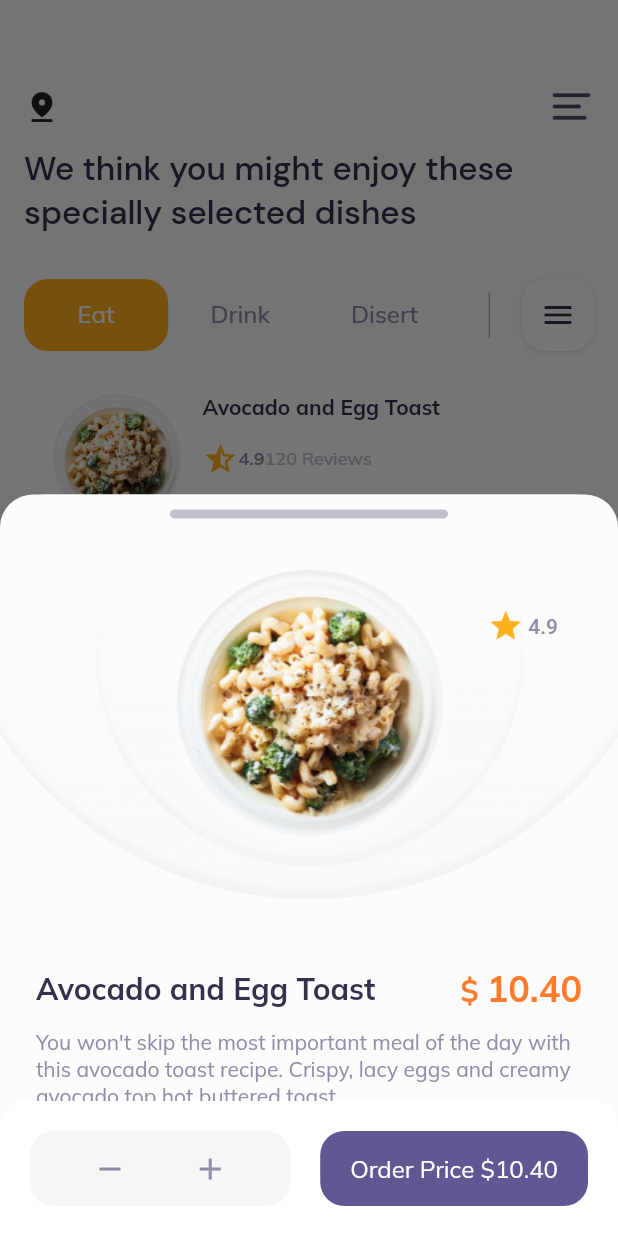
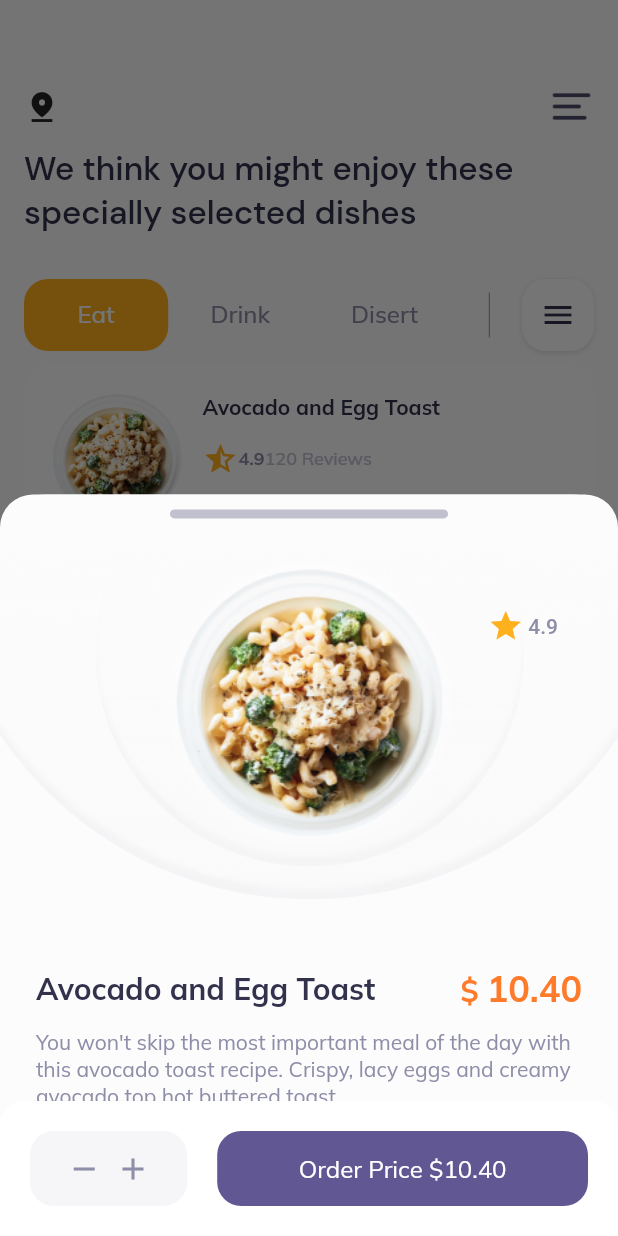
Before and after one commit to mahmudph/eat_easy, a Flutter app: the screen it shows after launch, after a tap on "Sign up later", after a tap on "Avocado and Egg Toast", on a phone screen of 412 x 824 dp. Run offline on Flutter 3.47's test engine with Material 2 defaults, Android fonts, the phone set to English and light mode, and no system bars; our stand-ins replace flash, flutter_secure_storage; accounts and stored records are empty.

```diff
--- a/lib/ui/widgets/order_action_widget.dart
+++ b/lib/ui/widgets/order_action_widget.dart
@@ -76,13 +76,10 @@ class _OrderActionWidgetState extends State<OrderActionWidget> {
           numOfOrder,
         );
         context.showLoading(const Duration(seconds: 1));
-        Future.delayed(const Duration(seconds: 2)).then((_) {
-          context.showToast(true, message: "success to order product");
-        });
       },
-      child: Expanded(
       child: Container(
         height: 50,
+        width: MediaQuery.of(context).size.width * 0.6,
         alignment: Alignment.center,
         padding: const EdgeInsets.symmetric(
           horizontal: 20,
@@ -104,7 +101,6 @@ class _OrderActionWidgetState extends State<OrderActionWidget> {
               ),
             );
           },
-          ),
         ),
       ),
     );
```
Lines whose indentation alone changed are shown as unchanged.
